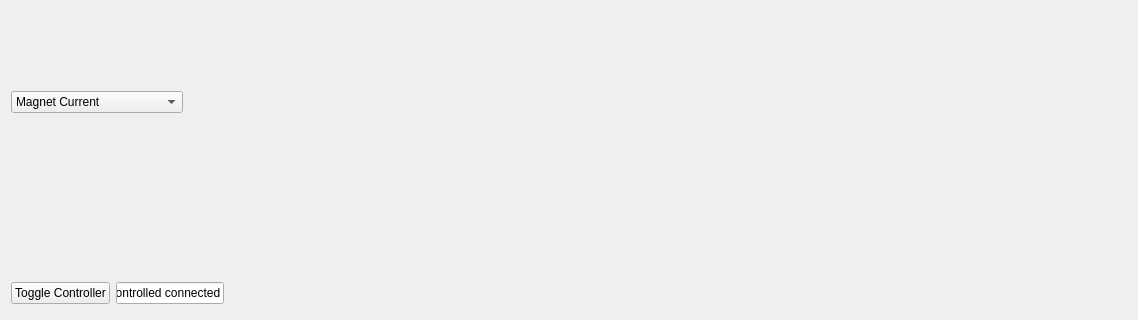
Before: the Qt Designer form ui_devel/gui.ui in ColumbiaCMB/adr_control, drawn with Qt 5; both pictures show x 0 to 1138 and y 514 to 834 of the 1138 by 834 pixel window.
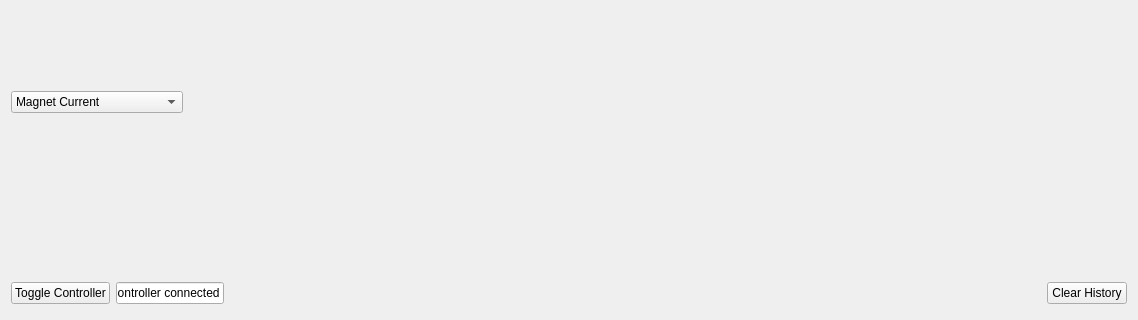
After: the same form once the commit is applied.

```diff
--- a/ui_devel/gui.ui
+++ b/ui_devel/gui.ui
@@ -1207,13 +1207,13 @@
      <item>
       <widget class="QLineEdit" name="controller_value">
        <property name="sizePolicy">
-        <sizepolicy hsizetype="Minimum" vsizetype="Fixed">
+        <sizepolicy hsizetype="Fixed" vsizetype="Fixed">
          <horstretch>0</horstretch>
          <verstretch>0</verstretch>
         </sizepolicy>
        </property>
        <property name="text">
-        <string>Controlled connected</string>
+        <string>Controller connected</string>
        </property>
        <property name="readOnly">
         <bool>true</bool>
@@ -1233,6 +1233,22 @@
        </property>
       </spacer>
      </item>
+     <item>
+      <widget class="QPushButton" name="clear_history_button">
+       <property name="sizePolicy">
+        <sizepolicy hsizetype="Fixed" vsizetype="Fixed">
+         <horstretch>0</horstretch>
+         <verstretch>0</verstretch>
+        </sizepolicy>
+       </property>
+       <property name="focusPolicy">
+        <enum>Qt::NoFocus</enum>
+       </property>
+       <property name="text">
+        <string>Clear History</string>
+       </property>
+      </widget>
+     </item>
     </layout>
    </item>
   </layout>
```
